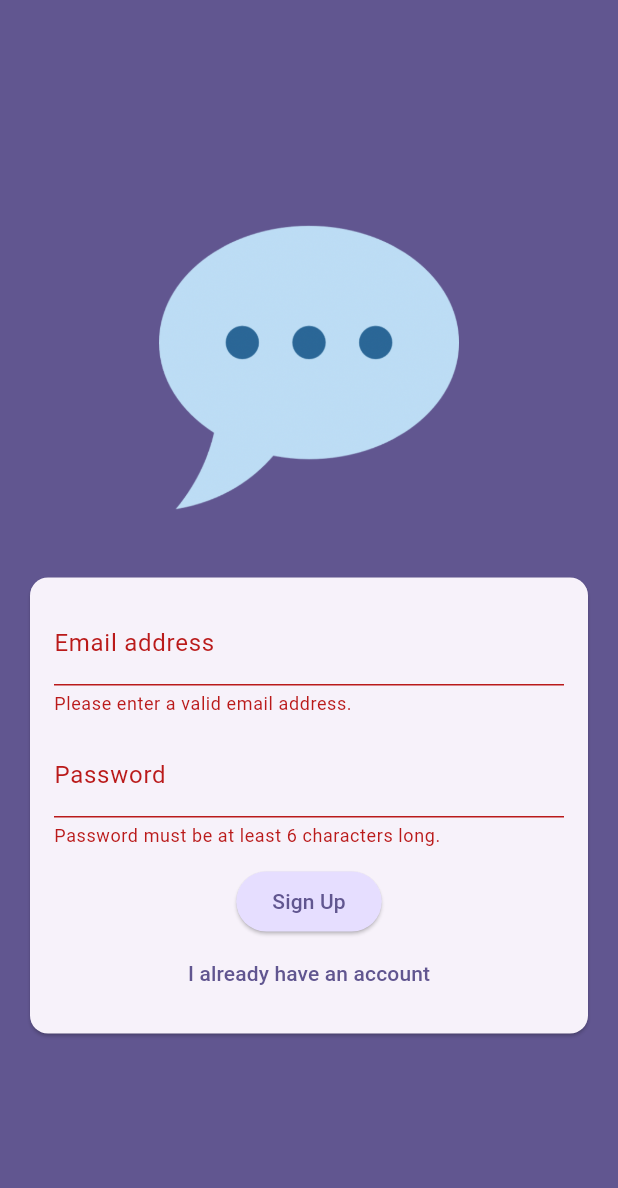
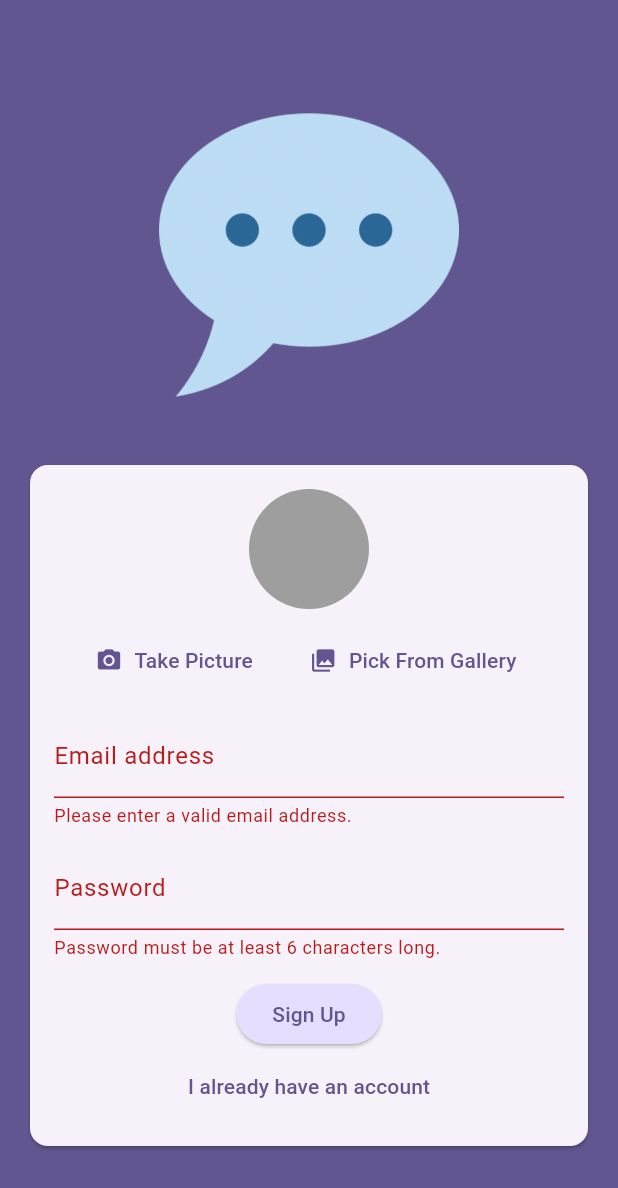
Before and after one commit to NeeDaimDark/Chat-App, a Flutter app: the screen it shows after launch, after a tap on "Login", after a tap on "Create An Account", on a phone screen of 412 x 824 dp. Shown: the top 1188 px of the screen. Run offline on Flutter 3.47's test engine with Material 3 defaults, Android fonts, the phone set to English and light mode, and no system bars; our stand-ins replace firebase_auth, firebase_core, firebase_storage, image_picker; accounts and stored records are empty.

Commit message:
upload image on firebase

```diff
--- a/lib/main.dart
+++ b/lib/main.dart
@@ -1,4 +1,7 @@
 import 'package:chat_app/screens/auth.dart';
+import 'package:chat_app/screens/chat.dart';
+import 'package:chat_app/screens/splash.dart';
+import 'package:firebase_auth/firebase_auth.dart';
 import 'package:flutter/material.dart';
 import 'package:firebase_core/firebase_core.dart';
 import 'firebase_options.dart';
@@ -25,7 +28,18 @@ class App extends StatelessWidget {
           colorScheme: ColorScheme.fromSeed(
               seedColor: const Color.fromARGB(255, 63, 17, 177)),
         ),
-        home: AuthScreen(),
+        home: StreamBuilder(
+            stream: FirebaseAuth.instance.authStateChanges(),
+            builder: (context, snapshot) {
+              if(snapshot.connectionState == ConnectionState.waiting){
+                return const SplashScreen();
+              }
+              if (snapshot.hasData) {
+                return  const ChatScreen();
+              }
+              return const AuthScreen();
+            }
+        ),
     );
   }
 }
--- a/lib/screens/auth.dart
+++ b/lib/screens/auth.dart
@@ -1,5 +1,10 @@
+import 'dart:io';
+
+import 'package:firebase_storage/firebase_storage.dart';
 import 'package:flutter/material.dart';
 import 'package:firebase_auth/firebase_auth.dart';
+
+import '../widgets/user_image_picker.dart';
 
 final _firebaseAuth = FirebaseAuth.instance;
 class AuthScreen extends StatefulWidget {
@@ -14,11 +19,21 @@ class _AuthScreenState extends State<AuthScreen> {
   var _isLogin = true;
   var _enteredEmail = '';
   var _enteredPassword = '';
+  File? _selectedImage;
 
   void _submitAuthForm() async {
     final isValid = _formKey.currentState!.validate();
     FocusScope.of(context).unfocus();
-
+    if(!_isLogin && _selectedImage == null){
+      ScaffoldMessenger.of(context).clearSnackBars();
+      ScaffoldMessenger.of(context).showSnackBar(
+        SnackBar(
+          content: const Text('Please pick an image.'),
+          backgroundColor: Theme.of(context).colorScheme.error,
+        ),
+      );
+      return;
+    }
 
     if(isValid == false){
       return;
@@ -53,9 +68,14 @@ class _AuthScreenState extends State<AuthScreen> {
             .createUserWithEmailAndPassword(
           email: _enteredEmail,
           password: _enteredPassword,
+        );
+        final storageRef = FirebaseStorage.instance.ref()
+            .child('user_images')
+            .child('${userCredentials.user!.uid}.jpg');
+        await storageRef.putFile(_selectedImage!);
+        final imageUrl = await storageRef.getDownloadURL();
+        print(imageUrl);
 
-        );
-        print(userCredentials);
 
       } on FirebaseAuthException catch (e) {
         String message = 'An error occurred, please check your credentials!';
@@ -65,7 +85,7 @@ class _AuthScreenState extends State<AuthScreen> {
         ScaffoldMessenger.of(context).clearSnackBars();
         ScaffoldMessenger.of(context).showSnackBar(
           SnackBar(
-            content: Text(message ?? 'An error occurred, please check your credentials!'),
+            content: Text(message),
             backgroundColor: Theme.of(context).colorScheme.error,
           ),
         );
@@ -105,6 +125,15 @@ class _AuthScreenState extends State<AuthScreen> {
                            child: Column(
                               mainAxisSize: MainAxisSize.min,
                               children: [
+
+                                if(!_isLogin)...[
+                                  UserImagePicker(
+                                    onImagePicked: (pickedImage){
+                                      _selectedImage = pickedImage;
+                                    },
+                                  ),
+                                  const SizedBox(height: 12),
+                                ],
                                 TextFormField(
                                   key: const ValueKey('email'),
                                   keyboardType: TextInputType.emailAddress,
--- a/lib/screens/splash.dart
+++ b/lib/screens/splash.dart
@@ -0,0 +1,17 @@
+import 'package:flutter/material.dart';
+
+class SplashScreen extends StatelessWidget {
+  const SplashScreen({super.key});
+
+  @override
+  Widget build(BuildContext context) {
+    return Scaffold(
+      appBar: AppBar(
+        title: const Text('Chat'),
+      ),
+      body: const Center(
+        child: Text('Loading...'),
+      ),
+    );
+  }
+}
--- /dev/null
+++ b/lib/widgets/user_image_picker.dart
@@ -0,0 +1,71 @@
+import 'dart:io';
+
+import 'package:flutter/material.dart';
+import 'package:image_picker/image_picker.dart';
+
+class UserImagePicker extends StatefulWidget {
+  const UserImagePicker({super.key, required this.onImagePicked});
+
+  final void Function(File pickedImage) onImagePicked;
+
+  @override
+  State<UserImagePicker> createState() => _UserImagePickerState();
+}
+
+class _UserImagePickerState extends State<UserImagePicker> {
+  File? _pickedImageFile;
+  Future<void> _pickImage(ImageSource source) async {
+    final pickedImage = await ImagePicker().pickImage(
+      source: source,
+      imageQuality: 50,
+      maxWidth: 150,
+    );
+    if (pickedImage == null) return;
+    setState(() {
+      _pickedImageFile = File(pickedImage.path);
+    });
+    widget.onImagePicked(_pickedImageFile!);
+  }
+  @override
+  Widget build(BuildContext context) {
+    return Column(
+      children: [
+        CircleAvatar(
+          radius: 40,
+          backgroundColor: Colors.grey,
+          foregroundImage: _pickedImageFile != null ? FileImage(_pickedImageFile!) : null,
+        ),
+        const SizedBox(height: 10),
+        // Camera button
+        Row(
+          mainAxisAlignment: MainAxisAlignment.center,
+          children: [
+            TextButton.icon(
+              onPressed: () => _pickImage(ImageSource.camera),
+              icon: const Icon(Icons.camera_alt),
+              label: Text(
+                'Take Picture',
+                style: Theme.of(context).textTheme.labelLarge!.copyWith(
+                  color: Theme.of(context).colorScheme.primary,
+                ),
+              ),
+            ),
+            const SizedBox(width: 10),
+            // Gallery button
+            TextButton.icon(
+              onPressed: () => _pickImage(ImageSource.gallery),
+              icon: const Icon(Icons.photo_library),
+              label: Text(
+                'Pick From Gallery',
+                style: Theme.of(context).textTheme.labelLarge!.copyWith(
+                  color: Theme.of(context).colorScheme.primary,
+                ),
+              ),
+            ),
+          ],
+        ),
+
+      ],
+    );
+  }
+}
--- a/pubspec.yaml
+++ b/pubspec.yaml
@@ -36,6 +36,8 @@ dependencies:
   cupertino_icons: ^1.0.8
   firebase_core: ^4.2.1
   firebase_auth: ^6.1.2
+  firebase_storage: ^13.0.4
+  image_picker: ^1.2.0
 
 dev_dependencies:
   flutter_test:
```
Also changed, not shown: lib/screens/chat.dart (+31 -0 lines), pubspec.lock, 5 other files.
